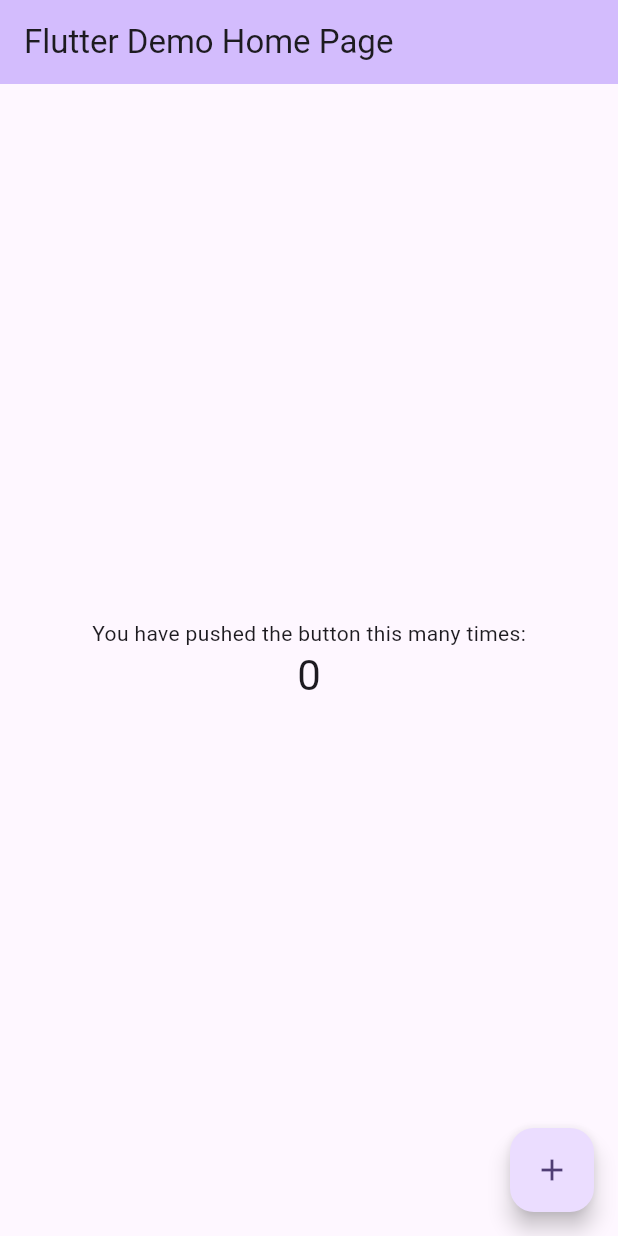
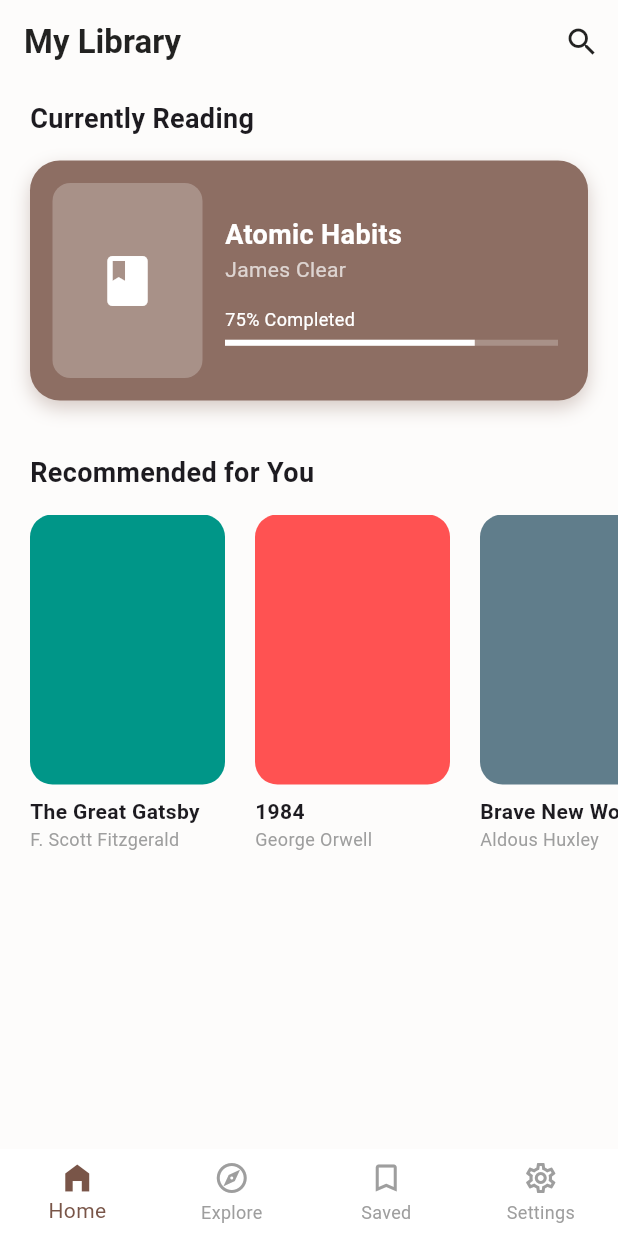
Before and after one commit to sokliNnuon1/khmer_read, a Flutter app: the screen it shows after launch, on a phone screen of 412 x 824 dp. Run offline on Flutter 3.47's test engine with Material 3 defaults, Android fonts, the phone set to English and light mode, and no system bars.

Commit message:
create branch lin_div

```diff
--- a/lib/main.dart
+++ b/lib/main.dart
@@ -1,4 +1,5 @@
 import 'package:flutter/material.dart';
+import 'package:khmer_read/module/Homescreen/Homescreen.dart';
 
 void main() {
   runApp(const MyApp());
@@ -6,117 +7,14 @@
 
 class MyApp extends StatelessWidget {
   const MyApp({super.key});
-
-  // This widget is the root of your application.
   @override
   Widget build(BuildContext context) {
     return MaterialApp(
       title: 'Flutter Demo',
       theme: ThemeData(
-        // This is the theme of your application.
-        //
-        // TRY THIS: Try running your application with "flutter run". You'll see
-        // the application has a purple toolbar. Then, without quitting the app,
-        // try changing the seedColor in the colorScheme below to Colors.green
-        // and then invoke "hot reload" (save your changes or press the "hot
-        // reload" button in a Flutter-supported IDE, or press "r" if you used
-        // the command line to start the app).
-        //
-        // Notice that the counter didn't reset back to zero; the application
-        // state is not lost during the reload. To reset the state, use hot
-        // restart instead.
-        //
-        // This works for code too, not just values: Most code changes can be
-        // tested with just a hot reload.
         colorScheme: .fromSeed(seedColor: Colors.deepPurple),
       ),
-      home: const MyHomePage(title: 'Flutter Demo Home Page'),
+      home: const BookReaderHome(),
     );
   }
 }
-
-class MyHomePage extends StatefulWidget {
-  const MyHomePage({super.key, required this.title});
-
-  // This widget is the home page of your application. It is stateful, meaning
-  // that it has a State object (defined below) that contains fields that affect
-  // how it looks.
-
-  // This class is the configuration for the state. It holds the values (in this
-  // case the title) provided by the parent (in this case the App widget) and
-  // used by the build method of the State. Fields in a Widget subclass are
-  // always marked "final".
-
-  final String title;
-
-  @override
-  State<MyHomePage> createState() => _MyHomePageState();
-}
-
-class _MyHomePageState extends State<MyHomePage> {
-  int _counter = 0;
-
-  void _incrementCounter() {
-    setState(() {
-      // This call to setState tells the Flutter framework that something has
-      // changed in this State, which causes it to rerun the build method below
-      // so that the display can reflect the updated values. If we changed
-      // _counter without calling setState(), then the build method would not be
-      // called again, and so nothing would appear to happen.
-      _counter++;
-    });
-  }
-
-  @override
-  Widget build(BuildContext context) {
-    // This method is rerun every time setState is called, for instance as done
-    // by the _incrementCounter method above.
-    //
-    // The Flutter framework has been optimized to make rerunning build methods
-    // fast, so that you can just rebuild anything that needs updating rather
-    // than having to individually change instances of widgets.
-    return Scaffold(
-      appBar: AppBar(
-        // TRY THIS: Try changing the color here to a specific color (to
-        // Colors.amber, perhaps?) and trigger a hot reload to see the AppBar
-        // change color while the other colors stay the same.
-        backgroundColor: Theme.of(context).colorScheme.inversePrimary,
-        // Here we take the value from the MyHomePage object that was created by
-        // the App.build method, and use it to set our appbar title.
-        title: Text(widget.title),
-      ),
-      body: Center(
-        // Center is a layout widget. It takes a single child and positions it
-        // in the middle of the parent.
-        child: Column(
-          // Column is also a layout widget. It takes a list of children and
-          // arranges them vertically. By default, it sizes itself to fit its
-          // children horizontally, and tries to be as tall as its parent.
-          //
-          // Column has various properties to control how it sizes itself and
-          // how it positions its children. Here we use mainAxisAlignment to
-          // center the children vertically; the main axis here is the vertical
-          // axis because Columns are vertical (the cross axis would be
-          // horizontal).
-          //
-          // TRY THIS: Invoke "debug painting" (choose the "Toggle Debug Paint"
-          // action in the IDE, or press "p" in the console), to see the
-          // wireframe for each widget.
-          mainAxisAlignment: .center,
-          children: [
-            const Text('You have pushed the button this many times:'),
-            Text(
-              '$_counter',
-              style: Theme.of(context).textTheme.headlineMedium,
-            ),
-          ],
-        ),
-      ),
-      floatingActionButton: FloatingActionButton(
-        onPressed: _incrementCounter,
-        tooltip: 'Increment',
-        child: const Icon(Icons.add),
-      ),
-    );
-  }
-}
--- /dev/null
+++ b/lib/module/Homescreen/Homescreen.dart
@@ -0,0 +1,160 @@
+import 'package:flutter/material.dart';
+
+class BookReaderHome extends StatelessWidget {
+  const BookReaderHome({super.key});
+
+  @override
+  Widget build(BuildContext context) {
+    return Scaffold(
+      backgroundColor: const Color(0xFFFDFCFB), // Soft "book page" off-white
+      appBar: AppBar(
+        backgroundColor: Colors.transparent,
+        elevation: 0,
+        title: const Text(
+          "My Library",
+          style: TextStyle(color: Colors.black87, fontWeight: FontWeight.bold),
+        ),
+        actions: [
+          IconButton(
+            icon: const Icon(Icons.search, color: Colors.black87),
+            onPressed: () {},
+          ),
+        ],
+      ),
+      body: SingleChildScrollView(
+        padding: const EdgeInsets.symmetric(vertical: 10),
+        child: Column(
+          crossAxisAlignment: CrossAxisAlignment.start,
+          children: [
+            // --- Section: Currently Reading ---
+            const Padding(
+              padding: EdgeInsets.symmetric(horizontal: 20),
+              child: Text(
+                "Currently Reading",
+                style: TextStyle(fontSize: 18, fontWeight: FontWeight.w600),
+              ),
+            ),
+            const SizedBox(height: 15),
+            _buildCurrentBookCard(),
+
+            const SizedBox(height: 35),
+
+            // --- Section: For You / Recommendations ---
+            const Padding(
+              padding: EdgeInsets.symmetric(horizontal: 20),
+              child: Text(
+                "Recommended for You",
+                style: TextStyle(fontSize: 18, fontWeight: FontWeight.w600),
+              ),
+            ),
+            const SizedBox(height: 15),
+            SizedBox(
+              height: 240,
+              child: ListView(
+                scrollDirection: Axis.horizontal,
+                padding: const EdgeInsets.only(left: 20),
+                children: [
+                  _buildBookItem("The Great Gatsby", "F. Scott Fitzgerald", Colors.teal),
+                  _buildBookItem("1984", "George Orwell", Colors.redAccent),
+                  _buildBookItem("Brave New World", "Aldous Huxley", Colors.blueGrey),
+                ],
+              ),
+            ),
+          ],
+        ),
+      ),
+      // Modern Bottom Navigation
+      bottomNavigationBar: BottomNavigationBar(
+        elevation: 0,
+        backgroundColor: Colors.white,
+        selectedItemColor: Colors.brown,
+        unselectedItemColor: Colors.grey,
+        type: BottomNavigationBarType.fixed,
+        items: const [
+          BottomNavigationBarItem(icon: Icon(Icons.home_filled), label: "Home"),
+          BottomNavigationBarItem(icon: Icon(Icons.explore_outlined), label: "Explore"),
+          BottomNavigationBarItem(icon: Icon(Icons.bookmark_outline), label: "Saved"),
+          BottomNavigationBarItem(icon: Icon(Icons.settings_outlined), label: "Settings"),
+        ],
+      ),
+    );
+  }
+
+  // Large Featured Card for the book you're currently reading
+  Widget _buildCurrentBookCard() {
+    return Container(
+      margin: const EdgeInsets.symmetric(horizontal: 20),
+      height: 160,
+      decoration: BoxDecoration(
+        color: Colors.brown.shade400,
+        borderRadius: BorderRadius.circular(20),
+        boxShadow: [
+          BoxShadow(color: Colors.brown.withOpacity(0.3), blurRadius: 10, offset: const Offset(0, 5))
+        ],
+      ),
+      child: Row(
+        children: [
+          // Mock Book Cover
+          Container(
+            width: 100,
+            margin: const EdgeInsets.all(15),
+            decoration: BoxDecoration(
+              color: Colors.white24,
+              borderRadius: BorderRadius.circular(12),
+            ),
+            child: const Center(child: Icon(Icons.book, color: Colors.white, size: 40)),
+          ),
+          Expanded(
+            child: Column(
+              mainAxisAlignment: MainAxisAlignment.center,
+              crossAxisAlignment: CrossAxisAlignment.start,
+              children: [
+                const Text(
+                  "Atomic Habits",
+                  style: TextStyle(color: Colors.white, fontSize: 18, fontWeight: FontWeight.bold),
+                ),
+                const Text("James Clear", style: TextStyle(color: Colors.white70)),
+                const SizedBox(height: 15),
+                const Text("75% Completed", style: TextStyle(color: Colors.white, fontSize: 12)),
+                const SizedBox(height: 5),
+                // Progress Bar
+                Padding(
+                  padding: const EdgeInsets.only(right: 20),
+                  child: LinearProgressIndicator(
+                    value: 0.75,
+                    backgroundColor: Colors.white24,
+                    color: Colors.white,
+                    minHeight: 4,
+                  ),
+                ),
+              ],
+            ),
+          ),
+        ],
+      ),
+    );
+  }
+
+  // Small vertical book item for horizontal lists
+  Widget _buildBookItem(String title, String author, Color color) {
+    return Padding(
+      padding: const EdgeInsets.only(right: 20),
+      child: Column(
+        crossAxisAlignment: CrossAxisAlignment.start,
+        children: [
+          Container(
+            width: 130,
+            height: 180,
+            decoration: BoxDecoration(
+              color: color,
+              borderRadius: BorderRadius.circular(15),
+            ),
+          ),
+          const SizedBox(height: 8),
+          Text(title, style: const TextStyle(fontWeight: FontWeight.bold)),
+          Text(author, style: const TextStyle(color: Colors.grey, fontSize: 12)),
+        ],
+      ),
+    );
+  }
+}
```
